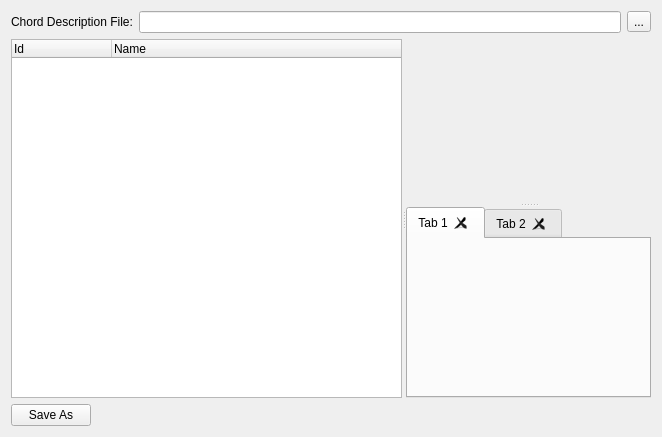
First picture: the form in mscore/mscore/harmonyedit.ui, repository musescore/musescore-old, before the edit.
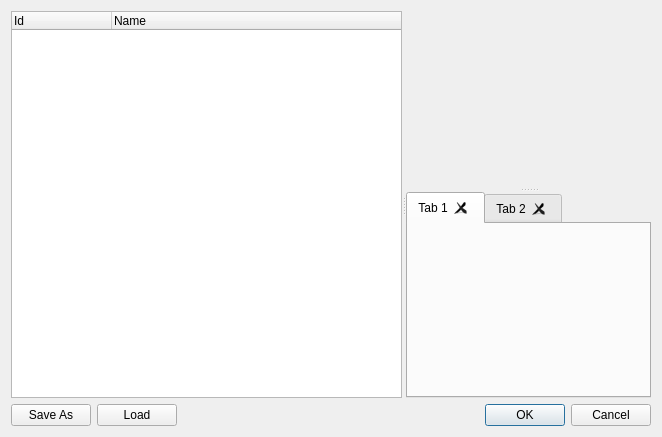
Second picture: the form after the edit. Custom widgets are drawn as their Qt base class.

What changed in the file:
```diff
--- a/mscore/mscore/harmonyedit.ui
+++ b/mscore/mscore/harmonyedit.ui
@@ -1,7 +1,7 @@
 <?xml version="1.0" encoding="UTF-8"?>
 <ui version="4.0">
  <class>ChordStyleEditor</class>
- <widget class="QWidget" name="ChordStyleEditor">
+ <widget class="QDialog" name="ChordStyleEditor">
   <property name="geometry">
    <rect>
     <x>0</x>
@@ -14,27 +14,6 @@
    <string>Form</string>
   </property>
   <layout class="QVBoxLayout" name="verticalLayout">
-   <item>
-    <layout class="QHBoxLayout" name="horizontalLayout_2">
-     <item>
-      <widget class="QLabel" name="label">
-       <property name="text">
-        <string>Chord Description File:</string>
-       </property>
-      </widget>
-     </item>
-     <item>
-      <widget class="QLineEdit" name="descriptionFile"/>
-     </item>
-     <item>
-      <widget class="QToolButton" name="fileButton">
-       <property name="text">
-        <string>...</string>
-       </property>
-      </widget>
-     </item>
-    </layout>
-   </item>
    <item>
     <widget class="QSplitter" name="splitter1">
      <property name="sizePolicy">
@@ -118,6 +97,13 @@
        </property>
       </widget>
      </item>
+     <item>
+      <widget class="QPushButton" name="fileButton">
+       <property name="text">
+        <string>Load</string>
+       </property>
+      </widget>
+     </item>
      <item>
       <spacer name="horizontalSpacer">
        <property name="orientation">
@@ -131,6 +117,13 @@
        </property>
       </spacer>
      </item>
+     <item>
+      <widget class="QDialogButtonBox" name="buttonBox">
+       <property name="standardButtons">
+        <set>QDialogButtonBox::Cancel|QDialogButtonBox::Ok</set>
+       </property>
+      </widget>
+     </item>
     </layout>
    </item>
   </layout>
```
Left out of the diff: 35 changed lines with no effect on the pictures.
